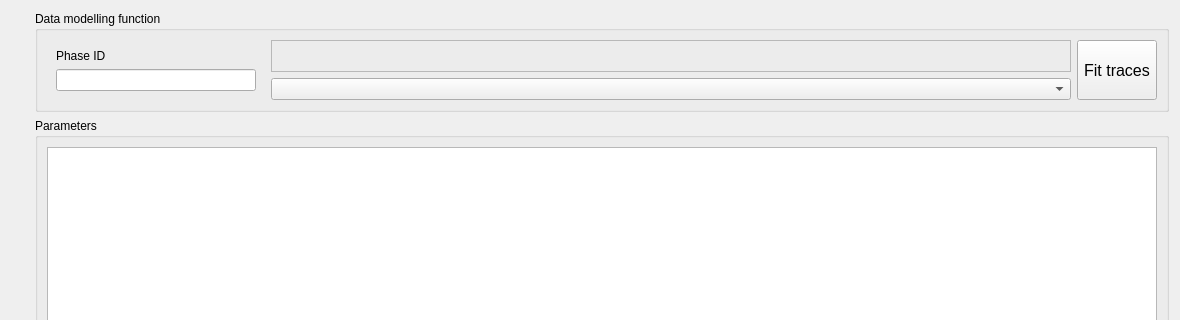
Old version of the form Resources/UI/scrutinize_dialog.ui in the repository ubenu/Blits; both pictures show x 0 to 1180 and y 0 to 320 of the 1180 by 928 pixel window.
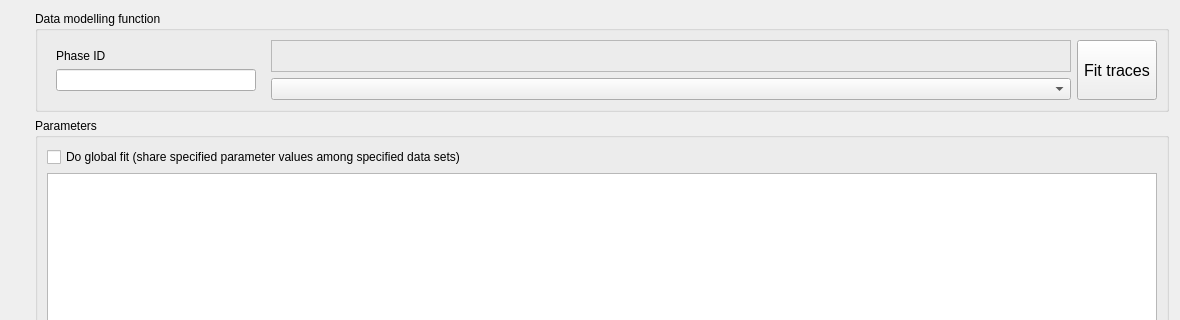
New version of the form.

Commit message: starting on new table layout

Diff of the .ui file:
```diff
--- a/Resources/UI/scrutinize_dialog.ui
+++ b/Resources/UI/scrutinize_dialog.ui
@@ -134,8 +134,15 @@
          <property name="title">
           <string>Parameters</string>
          </property>
-         <layout class="QGridLayout" name="params_layout">
-          <item row="0" column="0">
+         <layout class="QVBoxLayout" name="verticalLayout_5">
+          <item>
+           <widget class="QCheckBox" name="chk_global">
+            <property name="text">
+             <string>Do global fit (share specified parameter values among specified data sets)</string>
+            </property>
+           </widget>
+          </item>
+          <item>
            <widget class="QTableWidget" name="tbl_params"/>
           </item>
          </layout>
```
Left out of the diff: 6 changed lines with no effect on the pictures. The commit also changes 6 other files.
